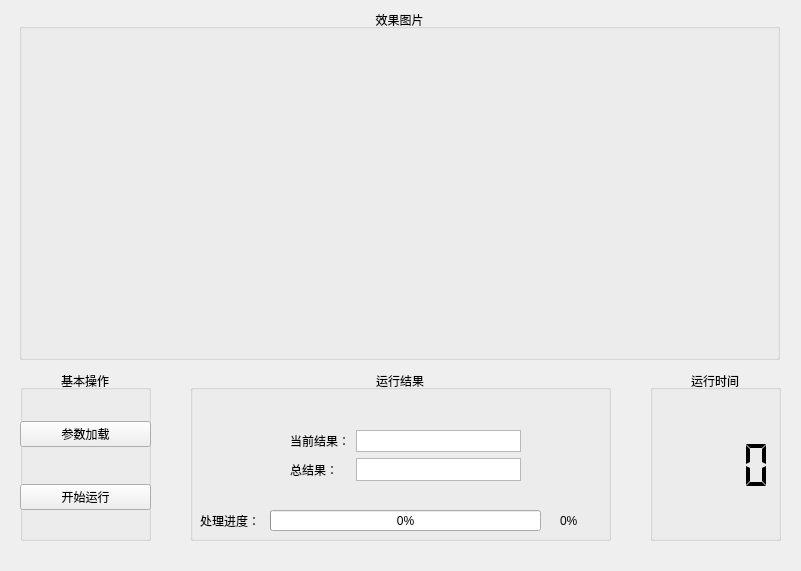
This is RunningSubWindow.ui in kanyuanzhi/pyqt-template as Qt 5 draws it before an edit. The edited form follows.
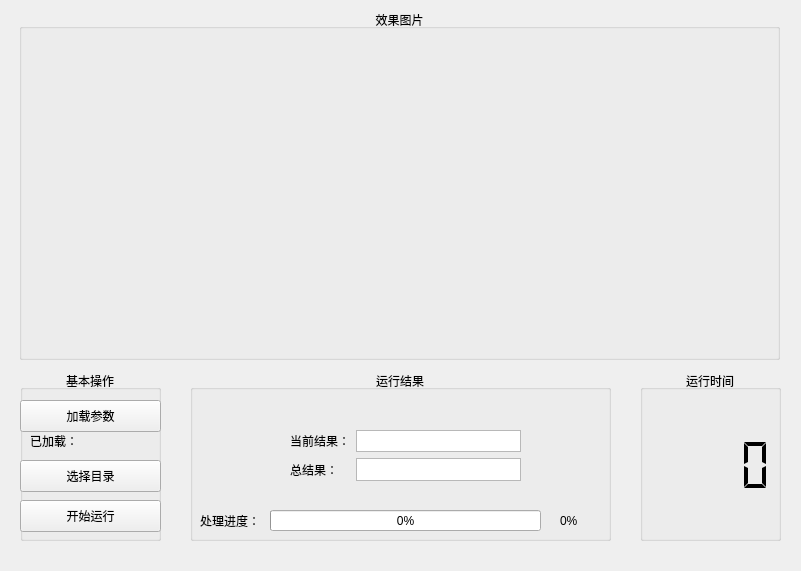
This is the edited form.

Commit message: 在运行界面中添加"加载参数"功能

```diff
--- a/RunningSubWindow.ui
+++ b/RunningSubWindow.ui
@@ -18,7 +18,7 @@
     <rect>
      <x>20</x>
      <y>370</y>
-     <width>131</width>
+     <width>141</width>
      <height>171</height>
     </rect>
    </property>
@@ -28,31 +28,57 @@
    <property name="alignment">
     <set>Qt::AlignCenter</set>
    </property>
-   <widget class="QWidget" name="verticalLayoutWidget">
+   <widget class="QPushButton" name="pushButtonLoadSetting">
     <property name="geometry">
      <rect>
       <x>0</x>
-      <y>20</y>
-      <width>131</width>
-      <height>151</height>
+      <y>30</y>
+      <width>141</width>
+      <height>32</height>
      </rect>
     </property>
-    <layout class="QVBoxLayout" name="verticalLayout">
-     <item>
-      <widget class="QPushButton" name="pushButtonSetting">
        <property name="text">
-        <string>参数加载</string>
-       </property>
-      </widget>
-     </item>
-     <item>
+     <string>加载参数</string>
+    </property>
+   </widget>
+   <widget class="QLabel" name="labelLoadedSetting">
+    <property name="geometry">
+     <rect>
+      <x>10</x>
+      <y>60</y>
+      <width>119</width>
+      <height>21</height>
+     </rect>
+    </property>
+    <property name="text">
+     <string>已加载：</string>
+    </property>
+   </widget>
       <widget class="QPushButton" name="pushButtonStart">
+    <property name="geometry">
+     <rect>
+      <x>0</x>
+      <y>130</y>
+      <width>141</width>
+      <height>32</height>
+     </rect>
+    </property>
        <property name="text">
         <string>开始运行</string>
        </property>
       </widget>
-     </item>
-    </layout>
+   <widget class="QPushButton" name="pushButtonStart_2">
+    <property name="geometry">
+     <rect>
+      <x>0</x>
+      <y>90</y>
+      <width>141</width>
+      <height>32</height>
+     </rect>
+    </property>
+    <property name="text">
+     <string>选择目录</string>
+    </property>
    </widget>
   </widget>
   <widget class="QGroupBox" name="groupBox_2">
@@ -168,9 +194,9 @@
   <widget class="QGroupBox" name="groupBox_3">
    <property name="geometry">
     <rect>
-     <x>650</x>
+     <x>640</x>
      <y>370</y>
-     <width>131</width>
+     <width>141</width>
      <height>171</height>
     </rect>
    </property>
@@ -185,7 +211,7 @@
      <rect>
       <x>0</x>
       <y>20</y>
-      <width>131</width>
+      <width>141</width>
       <height>151</height>
      </rect>
     </property>
```
Lines whose indentation alone changed are shown as unchanged. The commit also changes 9 other files.
